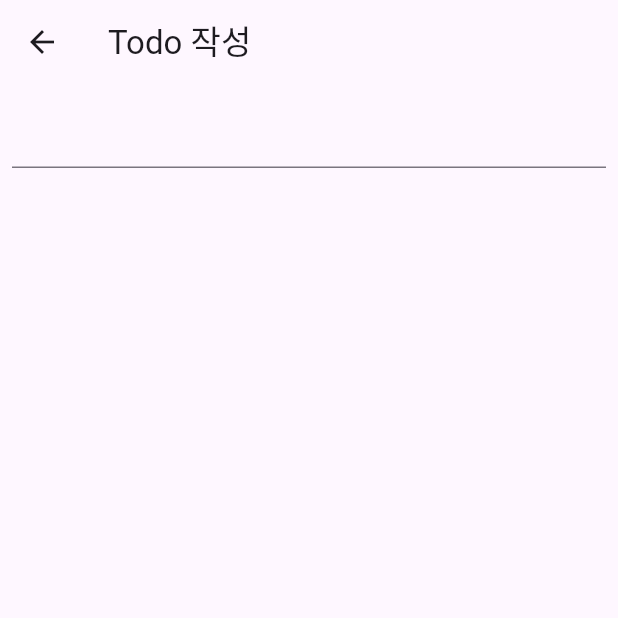
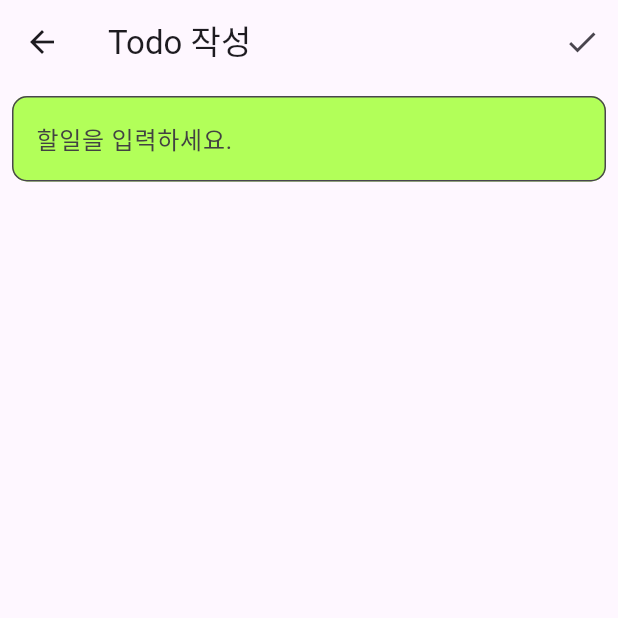
Before and after one commit to ghodanah/todolist, a Flutter app: the CreateScreen screen opened directly, on a phone screen of 412 x 824 dp, the top half of it. Run offline on Flutter 3.47's test engine with Material 3 defaults, Android fonts, the phone set to English and light mode, and no system bars.

Commit message:
todo 작성화면 꾸미기

```diff
--- a/lib/create_screen.dart
+++ b/lib/create_screen.dart
@@ -8,10 +8,25 @@ class CreateScreen extends StatelessWidget {
     return Scaffold(
       appBar: AppBar(
         title: const Text('Todo 작성'),
+        actions: [
+          IconButton(
+            onPressed: () {},
+            icon: const Icon(Icons.done),
+          )
+        ],
       ),
       body: Padding(
         padding: const EdgeInsets.all(8.0),
         child: TextField(
+          decoration: InputDecoration(
+            border: OutlineInputBorder(
+              borderRadius: BorderRadius.circular(10.0),
+            ),
+            hintStyle: TextStyle(color: Colors.grey[800]),
+            hintText: '할일을 입력하세요.',
+            filled: true,
+            fillColor: Colors.lightGreenAccent,
+          ),
         ),
       ),
     );
```
